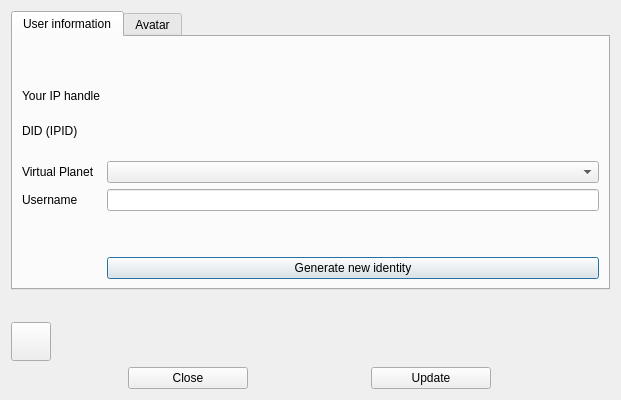
This is galacteek/ui/profileeditdialog.ui in pinnaculum/galacteek as Qt 5 draws it before an edit. The edited form follows.
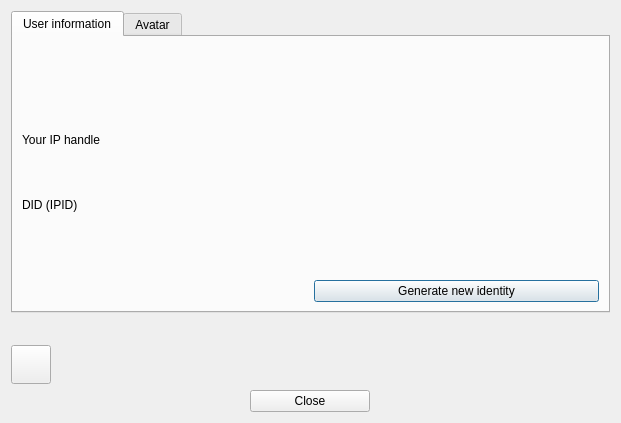
This is the edited form. Icons and pictures are not drawn.

Diff of the .ui file:
```diff
--- a/galacteek/ui/profileeditdialog.ui
+++ b/galacteek/ui/profileeditdialog.ui
@@ -7,7 +7,7 @@
     <x>0</x>
     <y>0</y>
     <width>621</width>
-    <height>400</height>
+    <height>423</height>
    </rect>
   </property>
   <property name="windowTitle">
@@ -26,14 +26,7 @@
          <string>User information</string>
         </attribute>
         <layout class="QGridLayout" name="gridLayout_2">
-         <item row="6" column="0">
-          <widget class="QLabel" name="label_6">
-           <property name="text">
-            <string>Virtual Planet</string>
-           </property>
-          </widget>
-         </item>
-         <item row="9" column="1">
+         <item row="6" column="1">
           <spacer name="verticalSpacer">
            <property name="orientation">
             <enum>Qt::Vertical</enum>
@@ -66,32 +59,13 @@
            </property>
           </widget>
          </item>
-         <item row="6" column="1">
-          <widget class="QComboBox" name="vPlanet"/>
-         </item>
-         <item row="7" column="0">
-          <widget class="QLabel" name="label">
+         <item row="7" column="1">
+          <widget class="QPushButton" name="generateIdentityButton">
            <property name="text">
-            <string>Username</string>
+            <string>Generate new identity</string>
            </property>
           </widget>
          </item>
-         <item row="5" column="1">
-          <spacer name="verticalSpacer_4">
-           <property name="orientation">
-            <enum>Qt::Vertical</enum>
-           </property>
-           <property name="sizeType">
-            <enum>QSizePolicy::Maximum</enum>
-           </property>
-           <property name="sizeHint" stdset="0">
-            <size>
-             <width>20</width>
-             <height>10</height>
-            </size>
-           </property>
-          </spacer>
-         </item>
          <item row="2" column="1">
           <widget class="QLabel" name="labelInfo">
            <property name="text">
@@ -99,16 +73,6 @@
            </property>
           </widget>
          </item>
-         <item row="7" column="1">
-          <widget class="QLineEdit" name="username">
-           <property name="maxLength">
-            <number>16</number>
-           </property>
-           <property name="clearButtonEnabled">
-            <bool>false</bool>
-           </property>
-          </widget>
-         </item>
          <item row="3" column="0">
           <widget class="QLabel" name="label_4">
            <property name="text">
@@ -126,13 +90,6 @@
            </property>
           </widget>
          </item>
-         <item row="10" column="1">
-          <widget class="QPushButton" name="generateIdentityButton">
-           <property name="text">
-            <string>Generate new identity</string>
-           </property>
-          </widget>
-         </item>
         </layout>
        </widget>
        <widget class="QWidget" name="tab_2">
@@ -266,25 +223,6 @@
        </property>
       </widget>
      </item>
-     <item>
-      <widget class="QPushButton" name="updateButton">
-       <property name="sizePolicy">
-        <sizepolicy hsizetype="Preferred" vsizetype="Preferred">
-         <horstretch>0</horstretch>
-         <verstretch>0</verstretch>
-        </sizepolicy>
-       </property>
-       <property name="maximumSize">
-        <size>
-         <width>120</width>
-         <height>16777215</height>
-        </size>
-       </property>
-       <property name="text">
-        <string>Update</string>
-       </property>
-      </widget>
-     </item>
     </layout>
    </item>
   </layout>
```
